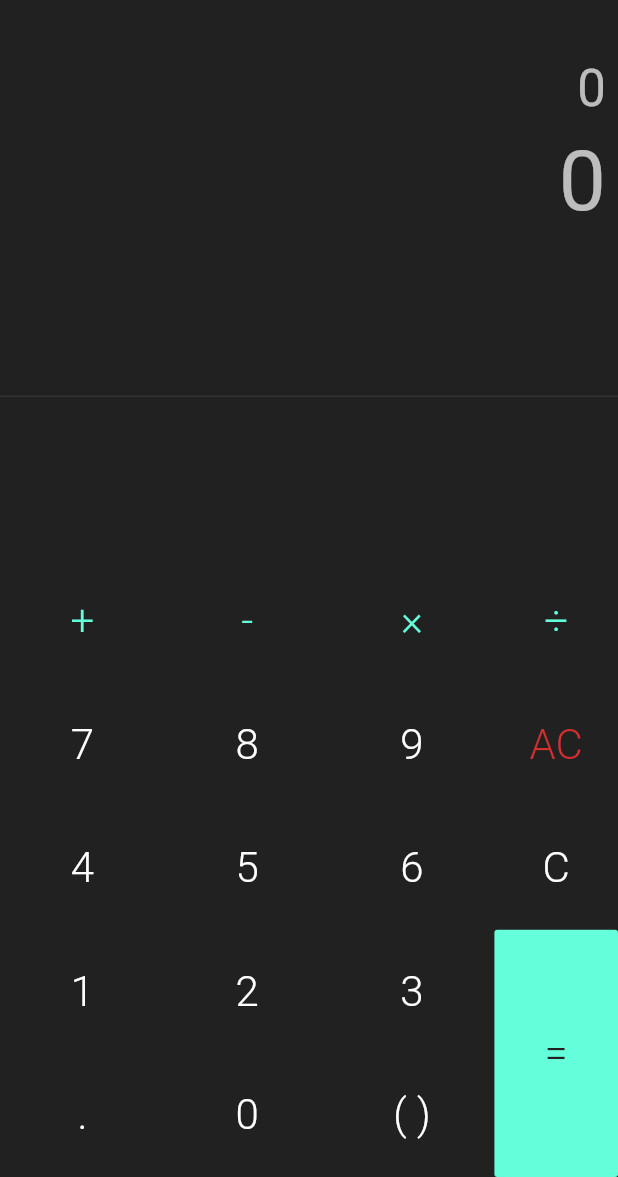
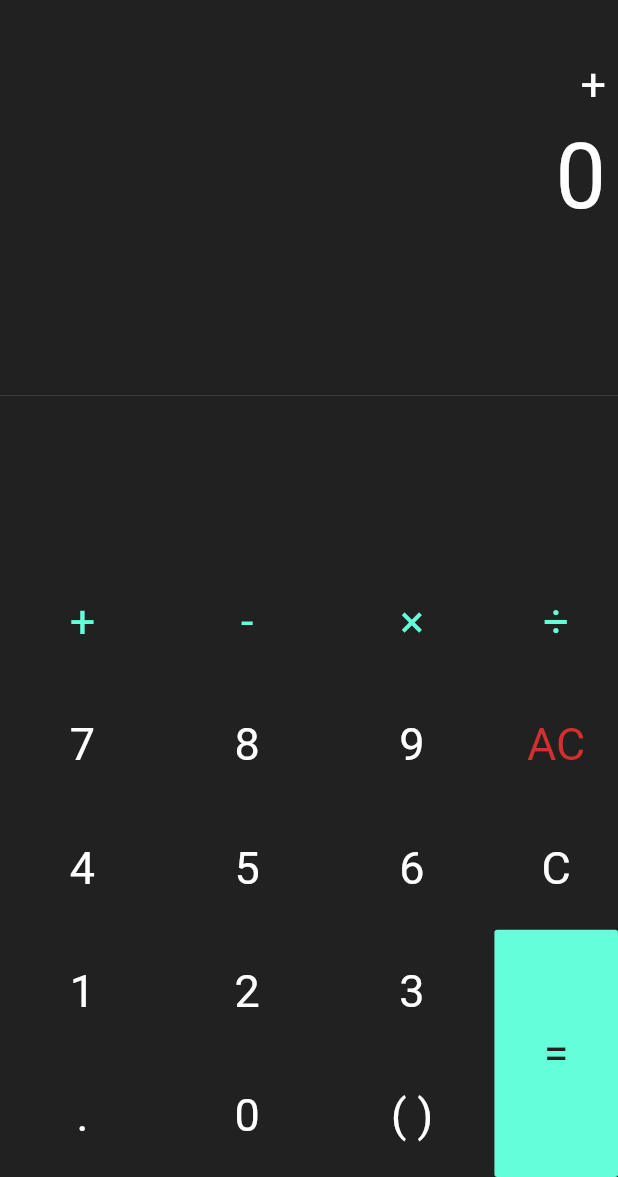
Before and after one commit to BRO3886/simple-calculator, a Flutter app: the screen it shows after launch, after a tap on an icon or button, on a phone screen of 412 x 824 dp, the part 59-1236 px from its top. Run offline on Flutter 3.47's test engine with Material 2 defaults, Android fonts, the phone set to English and light mode, and no system bars; our stand-ins replace math_expressions.

Commit message:
added parser lib for parsing expression

```diff
--- a/lib/main.dart
+++ b/lib/main.dart
@@ -1,4 +1,7 @@
 import 'package:flutter/material.dart';
+import 'package:math_expressions/math_expressions.dart';
+import 'dart:math' as math;
+import './output.dart';
 
 void main() => runApp(CalculatorApp());
 
@@ -7,7 +10,7 @@ class CalculatorApp extends StatelessWidget {
   Widget build(BuildContext context) {
     return MaterialApp(
       debugShowCheckedModeBanner: false,
-      title: 'Calculator',
+      title: 'DSC Calculator',
       theme: ThemeData.dark(),
       home: Scaffold(
         appBar: AppBar(
@@ -26,99 +29,129 @@ class SimpleCalculator extends StatefulWidget {
 }
 
 class _SimpleCalculatorState extends State<SimpleCalculator> {
+  String expression = '0';
+  String result = '0';
+  bool bracket = true;
+  void _performCalculation(String exp) {
+    setState(() {
+      Parser p = Parser();
+      if (exp == 'AC') {
+        expression = '0';
+        result = '0';
+      } else if (exp == 'C') {
+        expression = expression.substring(0, expression.length - 1);
+      } else {
+        if (exp == '=') {
+          expression = expression.replaceAll('×', '*');
+          expression = expression.replaceAll('÷', '/');
+          Expression expr = p.parse(expression);
+          result = '${expr.evaluate(EvaluationType.REAL, ContextModel())}';
+          //result = expression;
+          expression = '0';
+        }
+        if (expression == '0') {
+          expression = exp;
+        } else if (exp == '( )') {
+          if (bracket) {
+            expression += '(';
+            bracket = false;
+          } else {
+            expression += ')';
+            bracket = true;
+          }
+        } else {
+          expression += exp;
+        }
+      }
+    });
+  }
+
+  Widget calcButtons(
+      {@required String buttonText, @required Color color, Color textColor}) {
+    return Container(
+        height: MediaQuery.of(context).size.height * 0.1,
+        child: MaterialButton(
+          elevation: 0,
+          color: color,
+          child: Text(buttonText,
+              style: TextStyle(
+                  fontSize: 30,
+                  fontWeight: FontWeight.w400,
+                  color: (textColor == null) ? Colors.white : textColor)),
+          onPressed: () => _performCalculation(buttonText),
+        ));
+  }
+
   @override
   Widget build(BuildContext context) {
     return Container(
       color: Theme.of(context).primaryColor,
-      //padding: const EdgeInsets.all(6),
       child: Column(
         children: <Widget>[
           SizedBox(
             height: 20,
           ),
-          Output(Theme.of(context).textTheme.display1),
+          Output(fontSize: 30, result: expression),
           SizedBox(
             height: 5,
           ),
-          Output(Theme.of(context).textTheme.display3),
+          Output(
+            fontSize: 60,
+            result: result,
+          ),
           Expanded(child: Divider()),
-          BottomTable(),
-        ],
-      ),
-    );
-  }
-}
-
-class Output extends StatelessWidget {
-  final TextStyle textStyle;
-  Output(this.textStyle);
-  @override
-  Widget build(BuildContext context) {
-    return Container(
-      alignment: Alignment.centerRight,
-      padding: EdgeInsets.symmetric(horizontal: 8, vertical: 2),
-      child: Text(
-        '0',
-        style: textStyle,
-      ),
-    );
-  }
-}
-
-class BottomTable extends StatelessWidget {
-  @override
-  Widget build(BuildContext context) {
-    return Row(
+          Row(
             mainAxisAlignment: MainAxisAlignment.spaceBetween,
             children: <Widget>[
               Container(
                 width: MediaQuery.of(context).size.width * 0.80,
                 child: Table(children: [
                   TableRow(children: [
-              CalcButtons(
+                    calcButtons(
                         buttonText: '+',
                         color: Theme.of(context).primaryColor,
                         textColor: Theme.of(context).accentColor),
-              CalcButtons(
+                    calcButtons(
                         buttonText: '-',
                         color: Theme.of(context).primaryColor,
                         textColor: Theme.of(context).accentColor),
-              CalcButtons(
+                    calcButtons(
                         buttonText: '×',
                         color: Theme.of(context).primaryColor,
                         textColor: Theme.of(context).accentColor),
                   ]),
                   TableRow(children: [
-              CalcButtons(
+                    calcButtons(
                         buttonText: '7', color: Theme.of(context).primaryColor),
-              CalcButtons(
+                    calcButtons(
                         buttonText: '8', color: Theme.of(context).primaryColor),
-              CalcButtons(
+                    calcButtons(
                         buttonText: '9', color: Theme.of(context).primaryColor),
                   ]),
                   TableRow(children: [
-              CalcButtons(
+                    calcButtons(
                         buttonText: '4', color: Theme.of(context).primaryColor),
-              CalcButtons(
+                    calcButtons(
                         buttonText: '5', color: Theme.of(context).primaryColor),
-              CalcButtons(
+                    calcButtons(
                         buttonText: '6', color: Theme.of(context).primaryColor),
                   ]),
                   TableRow(children: [
-              CalcButtons(
+                    calcButtons(
                         buttonText: '1', color: Theme.of(context).primaryColor),
-              CalcButtons(
+                    calcButtons(
                         buttonText: '2', color: Theme.of(context).primaryColor),
-              CalcButtons(
+                    calcButtons(
                         buttonText: '3', color: Theme.of(context).primaryColor),
                   ]),
                   TableRow(children: [
-              CalcButtons(
+                    calcButtons(
                         buttonText: '.', color: Theme.of(context).primaryColor),
-              CalcButtons(
+                    calcButtons(
                         buttonText: '0', color: Theme.of(context).primaryColor),
-              CalcButtons(
-                  buttonText: '( )', color: Theme.of(context).primaryColor),
+                    calcButtons(
+                        buttonText: '( )',
+                        color: Theme.of(context).primaryColor),
                   ]),
                 ]),
               ),
@@ -127,23 +160,26 @@ class BottomTable extends StatelessWidget {
                 child: Table(
                   children: [
                     TableRow(children: [
-                CalcButtons(
+                      calcButtons(
                           buttonText: '÷',
                           color: Theme.of(context).primaryColor,
                           textColor: Theme.of(context).accentColor),
                     ]),
                     TableRow(children: [
-                CalcButtons(
-                    buttonText: 'AC', color: Theme.of(context).primaryColor, textColor: Theme.of(context).errorColor),
+                      calcButtons(
+                          buttonText: 'AC',
+                          color: Theme.of(context).primaryColor,
+                          textColor: Theme.of(context).errorColor),
                     ]),
                     TableRow(children: [
-                CalcButtons(
-                    buttonText: 'C', color: Theme.of(context).primaryColor),
+                      calcButtons(
+                          buttonText: 'C',
+                          color: Theme.of(context).primaryColor),
                     ]),
                     TableRow(children: [
                       Container(
                         height: MediaQuery.of(context).size.height * 0.2,
-                  child: CalcButtons(
+                        child: calcButtons(
                             buttonText: '=',
                             color: Theme.of(context).accentColor,
                             textColor: Colors.grey[900]),
@@ -153,41 +189,9 @@ class BottomTable extends StatelessWidget {
                 ),
               ),
             ],
+          )
+        ],
+      ),
     );
   }
 }
-
-class CalcButtons extends StatefulWidget {
-  final String buttonText;
-  final Color color;
-  final Color textColor;
-  CalcButtons(
-      {@required this.buttonText, @required this.color, this.textColor});
-
-  @override
-  _CalcButtonsState createState() => _CalcButtonsState();
-}
-
-class _CalcButtonsState extends State<CalcButtons> {
-  void _performCalculation() {
-    setState(() {});
-  }
-
-  @override
-  Widget build(BuildContext context) {
-    return Container(
-        height: MediaQuery.of(context).size.height * 0.1,
-        child: MaterialButton(
-          elevation: 0,
-          color: widget.color,
-          child: Text(widget.buttonText,
-              style: TextStyle(
-                  fontSize: 28,
-                  fontWeight: FontWeight.w300,
-                  color: (widget.textColor == null)
-                      ? Colors.white
-                      : widget.textColor)),
-          onPressed: _performCalculation,
-        ));
-  }
-}
--- /dev/null
+++ b/lib/output.dart
@@ -0,0 +1,18 @@
+import 'package:flutter/material.dart';
+
+class Output extends StatelessWidget {
+  final double fontSize;
+  final String result;
+  Output({@required this.fontSize, this.result});
+  @override
+  Widget build(BuildContext context) {
+    return Container(
+      alignment: Alignment.centerRight,
+      padding: EdgeInsets.symmetric(horizontal: 8, vertical: 2),
+      child: Text(
+        (result == null) ? '0' : result,
+        style: TextStyle(fontSize: fontSize, color: Colors.white),
+      ),
+    );
+  }
+}
--- a/pubspec.yaml
+++ b/pubspec.yaml
@@ -19,6 +19,7 @@ environment:
 dependencies:
   flutter:
     sdk: flutter
+  math_expressions: ^1.1.1
 
   # The following adds the Cupertino Icons font to your application.
   # Use with the CupertinoIcons class for iOS style icons.
```
Also changed, not shown: pubspec.lock. Lines whose indentation alone changed are shown as unchanged.
